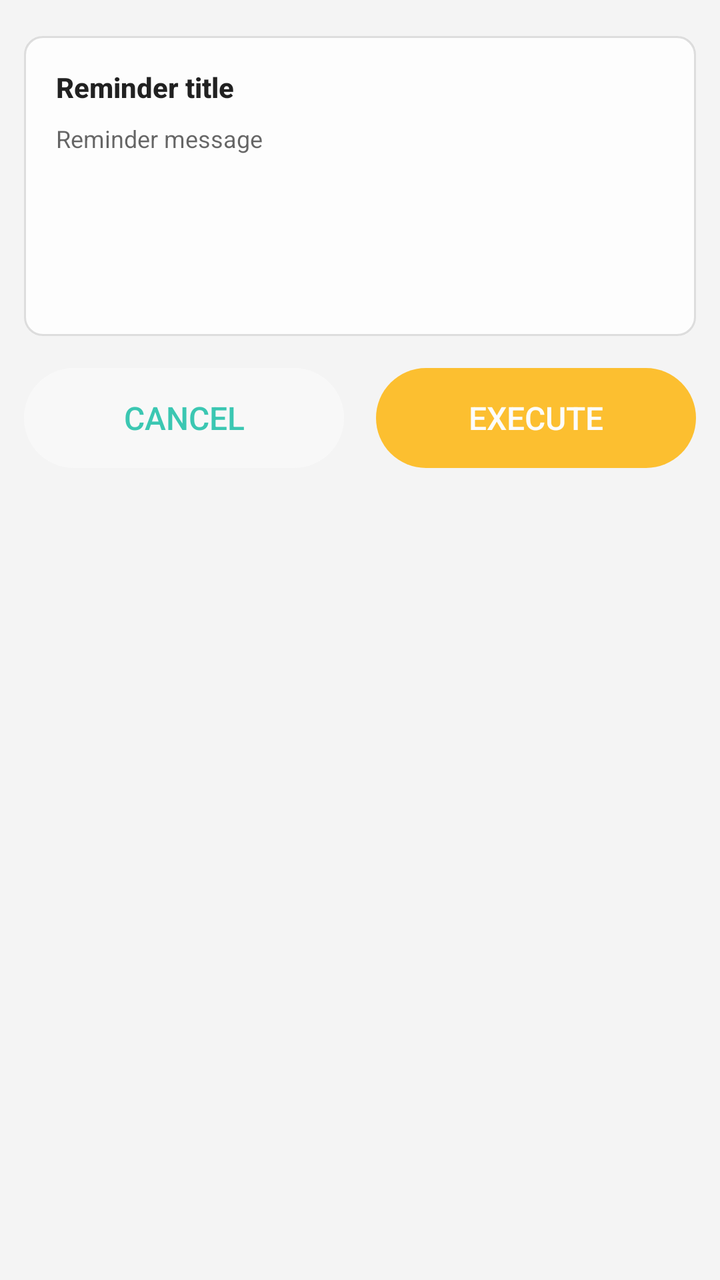
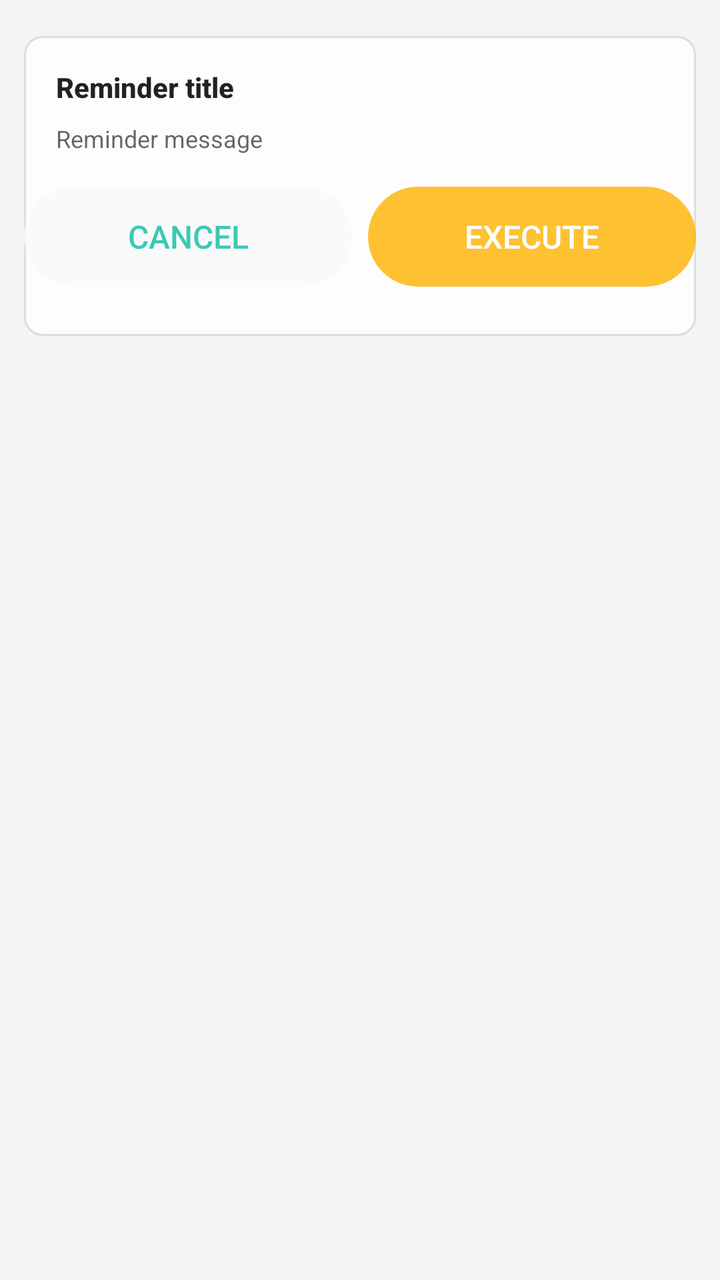

An Android layout rendered at two revisions. The XML below is the earlier revision; the diff shows what the commit changed to produce the second picture.
<!-- AndroidManifest.xml: application theme AppTheme -->
<!-- res/layout/dialog_warning.xml -->
<?xml version="1.0" encoding="utf-8"?>
<ScrollView
    xmlns:android="http://schemas.android.com/apk/res/android"
    android:overScrollMode="never"
    android:layout_width="match_parent"
    android:layout_height="match_parent">

    <LinearLayout
        android:layout_width="match_parent"
        android:layout_height="wrap_content"
        android:orientation="vertical"
        android:padding="12dp">

        <LinearLayout
            android:paddingBottom="16dp"
            android:layout_width="match_parent"
            android:layout_height="wrap_content"
            android:minHeight="150dp"
            android:layout_marginTop="6dp"
            android:background="@drawable/krscript_item_ripple_kon"
            android:orientation="vertical">

            <TextView
                android:id="@+id/confirm_title"
                style="@style/dialogTitle"
                android:text="@string/confirm_title" />
            <TextView
                android:id="@+id/confirm_message"
                style="@style/dialogDesc"
                android:text="@string/confirm_message" />

            <FrameLayout
                android:id="@+id/confirm_custom_view"
                android:layout_width="match_parent"
                android:layout_height="wrap_content" />
        </LinearLayout>


        <LinearLayout
            android:layout_marginTop="16dp"
            android:orientation="horizontal"
            android:layout_width="match_parent"
            android:layout_height="wrap_content">

            <Button
                android:id="@+id/btn_cancel"
                style="@style/dialogCancelBtn"
                android:layout_marginEnd="8dp"
                android:text="@string/btn_cancel">
            </Button>
            <Button
                android:id="@+id/btn_confirm"
                style="@style/dialogConfirmBtn"
                android:background="@drawable/btn_bg_large_warning"
                android:text="@string/btn_execute">
            </Button>
        </LinearLayout>

    </LinearLayout>
</ScrollView>
<!-- resources referenced by this layout -->
<resources>
  <string name="btn_cancel">Cancel</string>
  <string name="btn_execute">Execute</string>
  <string name="confirm_message">Reminder message</string>
  <string name="confirm_title">Reminder title</string>
  <style name="dialogCancelBtn" parent="dialogLargeBtn">
          <item name="android:layout_marginStart">0dp</item>
          <item name="android:background">@drawable/btn_bg_large_secondary</item>
      </style>
  <style name="dialogConfirmBtn" parent="dialogLargeBtn">
          <item name="android:textColor">#FFFFFF</item>
          <item name="android:background">@drawable/btn_bg_large</item>
      </style>
  <style name="dialogDesc" parent="@style/textSmall">
          <item name="android:paddingStart">16dp</item>
          <item name="android:paddingEnd">16dp</item>
          <item name="android:paddingTop">8dp</item>
          <item name="android:layout_width">match_parent</item>
          <item name="android:layout_height">wrap_content</item>
      </style>
  <style name="dialogTitle" parent="@style/textTitle">
          <item name="android:paddingStart">16dp</item>
          <item name="android:paddingEnd">16dp</item>
          <item name="android:paddingTop">16dp</item>
          <item name="android:layout_width">match_parent</item>
          <item name="android:layout_height">wrap_content</item>
      </style>
  <!-- drawable btn_bg_large (drawable) -->
  <?xml version="1.0" encoding="utf-8"?>
  <selector xmlns:android="http://schemas.android.com/apk/res/android">
      <item android:drawable="@drawable/btn_bg_active_large" android:state_pressed="true" />
      <item android:drawable="@drawable/btn_bg_disabled_large" android:state_enabled="false" />
      <item android:drawable="@drawable/btn_bg_inactive_large" />
  </selector>
  <style name="textSmall">
          <item name="android:textColor">?android:attr/textColorSecondary</item>
          <item name="android:textSize">12sp</item>
      </style>
  <style name="textTitle">
          <item name="android:textColor">?android:attr/textColorPrimary</item>
          <item name="android:textStyle">bold</item>
          <item name="android:textSize">14dp</item>
      </style>
  <color name="colorPrimary">#64CDB6</color>
  <color name="colorPrimaryDark">#30C7B6</color>
  <color name="colorAccent">#0dbda2</color>
  <color name="colorParseDark">#20605f5f</color>
  <color name="colorPirmDark">#20000000</color>
  <color name="status_bg_light">@android:color/white</color>
  <color name="window_bg_light">#f4f4f4</color>
  <color name="cardBgLight">#CCFFFFFF</color>
  <color name="warning">#FFB300</color>
  <!-- drawable seekbar_thumb (drawable) -->
  <?xml version="1.0" encoding="utf-8"?>
  <shape xmlns:android="http://schemas.android.com/apk/res/android">
      <solid android:color="@android:color/transparent" />
      <corners android:radius="10dp" />
      <size
          android:width="12dp"
          android:height="12dp" />
  </shape>
  <!-- drawable switch_track_disabled (drawable) -->
  <?xml version="1.0" encoding="utf-8"?>
  <shape xmlns:android="http://schemas.android.com/apk/res/android">
      <solid android:color="#22888888" />
      <corners android:radius="10dp" />
      <size android:width="66dp" android:height="20dp" />
  </shape>
  <!-- drawable switch_track_open (drawable) -->
  <?xml version="1.0" encoding="utf-8"?>
  <shape xmlns:android="http://schemas.android.com/apk/res/android">
      <solid android:color="?android:colorAccent" />
      <corners android:radius="10dp" />
      <size android:width="66dp" android:height="20dp" />
  </shape>
  <!-- drawable switch_track_close (drawable) -->
  <?xml version="1.0" encoding="utf-8"?>
  <shape xmlns:android="http://schemas.android.com/apk/res/android">
      <solid android:color="#44888888" />
      <corners android:radius="10dp" />
      <size android:width="66dp" android:height="20dp" />
  </shape>
  <!-- unchanged entries left out for length: 19 -->
</resources>

<!-- the commit's change to res/layout/dialog_warning.xml (unified diff, before → after) -->
@@ -33,27 +33,25 @@
                 android:id="@+id/confirm_custom_view"
                 android:layout_width="match_parent"
                 android:layout_height="wrap_content" />
-        </LinearLayout>
 
+            <LinearLayout
+                android:layout_marginTop="16dp"
+                android:orientation="horizontal"
+                android:layout_width="match_parent"
+                android:layout_height="wrap_content">
 
-        <LinearLayout
-            android:layout_marginTop="16dp"
-            android:orientation="horizontal"
-            android:layout_width="match_parent"
-            android:layout_height="wrap_content">
-
-            <Button
-                android:id="@+id/btn_cancel"
-                style="@style/dialogCancelBtn"
-                android:layout_marginEnd="8dp"
-                android:text="@string/btn_cancel">
-            </Button>
-            <Button
-                android:id="@+id/btn_confirm"
-                style="@style/dialogConfirmBtn"
-                android:background="@drawable/btn_bg_large_warning"
-                android:text="@string/btn_execute">
-            </Button>
+                <Button
+                    android:id="@+id/btn_cancel"
+                    style="@style/dialogCancelBtn"
+                    android:text="@string/btn_cancel">
+                </Button>
+                <Button
+                    android:id="@+id/btn_confirm"
+                    style="@style/dialogConfirmBtn"
+                    android:background="@drawable/btn_bg_large_warning"
+                    android:text="@string/btn_execute">
+                </Button>
+            </LinearLayout>
         </LinearLayout>
 
     </LinearLayout>
